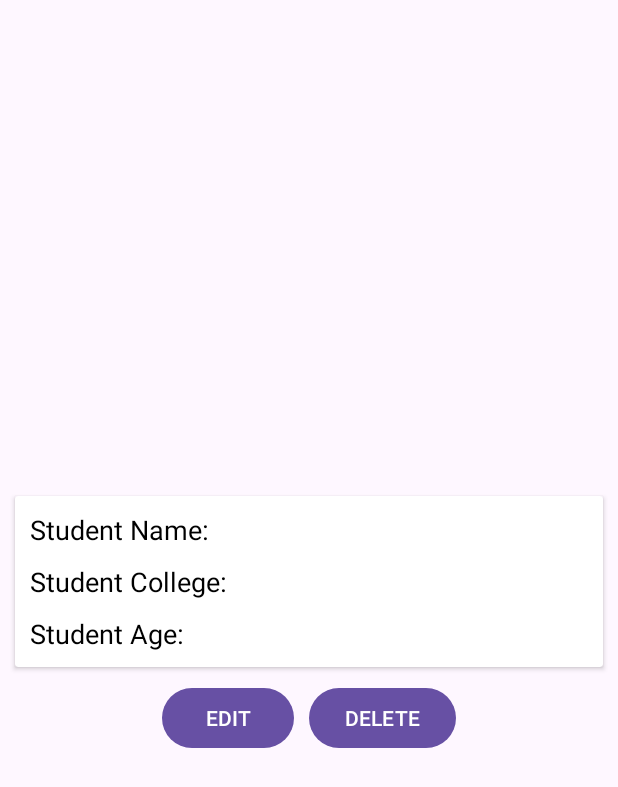
After one commit to TharunBalaji2004/revamp-android-firebase, an Android app: the DataScreen screen opened directly, with no data from a screen before it, on a phone screen of 412 x 824 dp. The commit adds this screen. Shown: the top 787 px of the screen. Run offline under Robolectric (Android 15) with nearby library versions, the phone set to English and light mode, and no system bars; our stand-ins replace Firebase (no records; nobody signed in at launch, a user with empty details on screens opened directly).

Commit message:
Day 3: RecyclerView with Firebase

```diff
--- a/app/src/main/AndroidManifest.xml
+++ b/app/src/main/AndroidManifest.xml
@@ -24,6 +24,10 @@
             android:name=".FormActivity"
             android:exported="false"
             android:theme="@style/Theme.Androidfirebaseseries" />
+        <activity android:name=".DataScreen"
+            android:exported="true" />
+        <activity android:name=".UpdateScreen"
+            android:exported="true" />
         <activity
             android:name=".SignupActivity"
             android:exported="true" >
--- /dev/null
+++ b/app/src/main/java/com/example/android_firebase_series/DataScreen.java
@@ -0,0 +1,81 @@
+package com.example.android_firebase_series;
+
+import android.content.Intent;
+import android.os.Bundle;
+import android.util.Log;
+import android.view.View;
+import android.widget.Button;
+import android.widget.TextView;
+
+import androidx.annotation.NonNull;
+import androidx.annotation.Nullable;
+import androidx.appcompat.app.AppCompatActivity;
+
+import com.google.android.gms.tasks.OnCompleteListener;
+import com.google.android.gms.tasks.Task;
+import com.google.firebase.firestore.FirebaseFirestore;
+
+public class DataScreen extends AppCompatActivity {
+    private TextView tvName, tvCollege, tvAge;
+    private Button btnEdit, btnDelete;
+    private FirebaseFirestore db;
+    @Override
+    protected void onCreate(@Nullable Bundle savedInstanceState) {
+        super.onCreate(savedInstanceState);
+        setContentView(R.layout.activity_data);
+
+        db = FirebaseFirestore.getInstance();
+
+        tvName = findViewById(R.id.tv_name);
+        tvCollege = findViewById(R.id.tv_college);
+        tvAge = findViewById(R.id.tv_age);
+
+        btnEdit = findViewById(R.id.btn_edit);
+        btnDelete = findViewById(R.id.btn_delete);
+
+        String studentId = getIntent().getStringExtra("id");
+        String studentName = getIntent().getStringExtra("name");
+        String studentCollege = getIntent().getStringExtra("college");
+        String studentAge = getIntent().getStringExtra("age");
+
+        tvName.setText(studentName);
+        tvCollege.setText(studentCollege);
+        tvAge.setText(studentAge);
+
+        btnEdit.setOnClickListener(new View.OnClickListener() {
+            @Override
+            public void onClick(View v) {
+                Intent intent = new Intent(DataScreen.this, UpdateScreen.class);
+                intent.putExtra("id", studentId);
+                intent.putExtra("name", studentName);
+                intent.putExtra("college", studentCollege);
+                intent.putExtra("age", studentAge);
+
+                startActivity(intent);
+            }
+        });
+
+
+        btnDelete.setOnClickListener(new View.OnClickListener() {
+            @Override
+            public void onClick(View v) {
+                db.collection("students")
+                        .document(studentId)
+                        .delete()
+                        .addOnCompleteListener(new OnCompleteListener<Void>() {
+                            @Override
+                            public void onComplete(@NonNull Task<Void> task) {
+                                if (task.isSuccessful()) {
+                                    Log.d("FIREBASE", "Data deleted successfully");
+                                    Intent intent = new Intent(DataScreen.this, HomeActivity.class);
+                                    startActivity(intent);
+                                    finishAffinity();
+                                } else {
+                                    Log.d("FIREBASE", "Data deletion unsuccesful");
+                                }
+                            }
+                        });
+            }
+        });
+    }
+}
--- a/app/src/main/java/com/example/android_firebase_series/LoginActivity.java
+++ b/app/src/main/java/com/example/android_firebase_series/LoginActivity.java
@@ -19,7 +19,6 @@ import com.google.firebase.auth.FirebaseAuth;
 import com.google.firebase.auth.FirebaseUser;
 
 public class LoginActivity extends AppCompatActivity {
-
     private EditText etEmail, etPassword;
     private Button btnLogin;
     private FirebaseAuth firebaseAuth;
--- a/app/src/main/java/com/example/android_firebase_series/SignupActivity.java
+++ b/app/src/main/java/com/example/android_firebase_series/SignupActivity.java
@@ -7,14 +7,8 @@ import android.view.View;
 import android.widget.Button;
 import android.widget.EditText;
 import android.widget.Toast;
-
-import androidx.activity.EdgeToEdge;
 import androidx.annotation.NonNull;
 import androidx.appcompat.app.AppCompatActivity;
-import androidx.core.graphics.Insets;
-import androidx.core.view.ViewCompat;
-import androidx.core.view.WindowInsetsCompat;
-
 import com.google.android.gms.tasks.OnCompleteListener;
 import com.google.android.gms.tasks.Task;
 import com.google.firebase.auth.AuthResult;
--- /dev/null
+++ b/app/src/main/res/layout/activity_data.xml
@@ -0,0 +1,110 @@
+<?xml version="1.0" encoding="utf-8"?>
+<LinearLayout xmlns:android="http://schemas.android.com/apk/res/android"
+    android:orientation="vertical"
+    android:gravity="center"
+    android:layout_width="match_parent"
+    android:layout_height="match_parent">
+
+    <androidx.cardview.widget.CardView
+        android:layout_width="match_parent"
+        android:orientation="vertical"
+        android:layout_margin="10sp"
+        android:layout_height="wrap_content">
+
+        <LinearLayout
+            android:layout_width="match_parent"
+            android:layout_height="wrap_content"
+            android:padding="10sp"
+            android:orientation="vertical">
+
+            <LinearLayout
+                android:layout_width="match_parent"
+                android:layout_height="wrap_content">
+
+                <TextView
+                    android:layout_width="wrap_content"
+                    android:layout_height="wrap_content"
+                    android:text="Student Name: "
+                    android:textColor="@color/black"
+                    android:textSize="18sp" />
+
+                <TextView
+                    android:id="@+id/tv_name"
+                    android:layout_width="wrap_content"
+                    android:layout_height="wrap_content"
+                    android:text=""
+                    android:textColor="@color/black"
+                    android:textSize="18sp" />
+
+            </LinearLayout>
+
+            <LinearLayout
+                android:paddingTop="10sp"
+                android:layout_width="match_parent"
+                android:layout_height="wrap_content">
+
+                <TextView
+                    android:layout_width="wrap_content"
+                    android:layout_height="wrap_content"
+                    android:text="Student College: "
+                    android:textColor="@color/black"
+                    android:textSize="18sp" />
+
+                <TextView
+                    android:id="@+id/tv_college"
+                    android:layout_width="wrap_content"
+                    android:layout_height="wrap_content"
+                    android:text=""
+                    android:textColor="@color/black"
+                    android:textSize="18sp" />
+
+            </LinearLayout>
+
+            <LinearLayout
+                android:paddingTop="10sp"
+                android:layout_width="match_parent"
+                android:layout_height="wrap_content">
+
+                <TextView
+                    android:layout_width="wrap_content"
+                    android:layout_height="wrap_content"
+                    android:text="Student Age: "
+                    android:textColor="@color/black"
+                    android:textSize="18sp" />
+
+                <TextView
+                    android:id="@+id/tv_age"
+                    android:layout_width="wrap_content"
+                    android:layout_height="wrap_content"
+                    android:text=""
+                    android:textColor="@color/black"
+                    android:textSize="18sp" />
+
+            </LinearLayout>
+
+        </LinearLayout>
+
+
+    </androidx.cardview.widget.CardView>
+
+
+    <LinearLayout
+        android:layout_width="wrap_content"
+        android:layout_height="wrap_content">
+
+        <Button
+            android:id="@+id/btn_edit"
+            android:layout_width="wrap_content"
+            android:layout_height="wrap_content"
+            android:text="EDIT" />
+
+        <Button
+            android:id="@+id/btn_delete"
+            android:layout_marginLeft="10sp"
+            android:layout_width="wrap_content"
+            android:layout_height="wrap_content"
+            android:text="DELETE" />
+
+    </LinearLayout>
+
+</LinearLayout>
--- a/app/src/main/res/layout/activity_home.xml
+++ b/app/src/main/res/layout/activity_home.xml
@@ -11,4 +11,9 @@
         android:layout_height="wrap_content"
         android:text="Add Student" />
 
+    <androidx.recyclerview.widget.RecyclerView
+        android:id="@+id/rv_studentlist"
+        android:layout_width="match_parent"
+        android:layout_height="match_parent" />
+
 </LinearLayout>
```
Also changed, not shown: app/src/main/java/com/example/android_firebase_series/HomeActivity.java (+34 -31 lines), app/src/main/java/com/example/android_firebase_series/Student.java (added, +45 -0 lines), app/src/main/java/com/example/android_firebase_series/StudentAdapter.java (added, +72 -0 lines), app/src/main/java/com/example/android_firebase_series/UpdateScreen.java (added, +82 -0 lines), app/src/main/res/layout/activity_update.xml (added, +75 -0 lines), app/src/main/res/layout/student_item.xml (added, +82 -0 lines).
